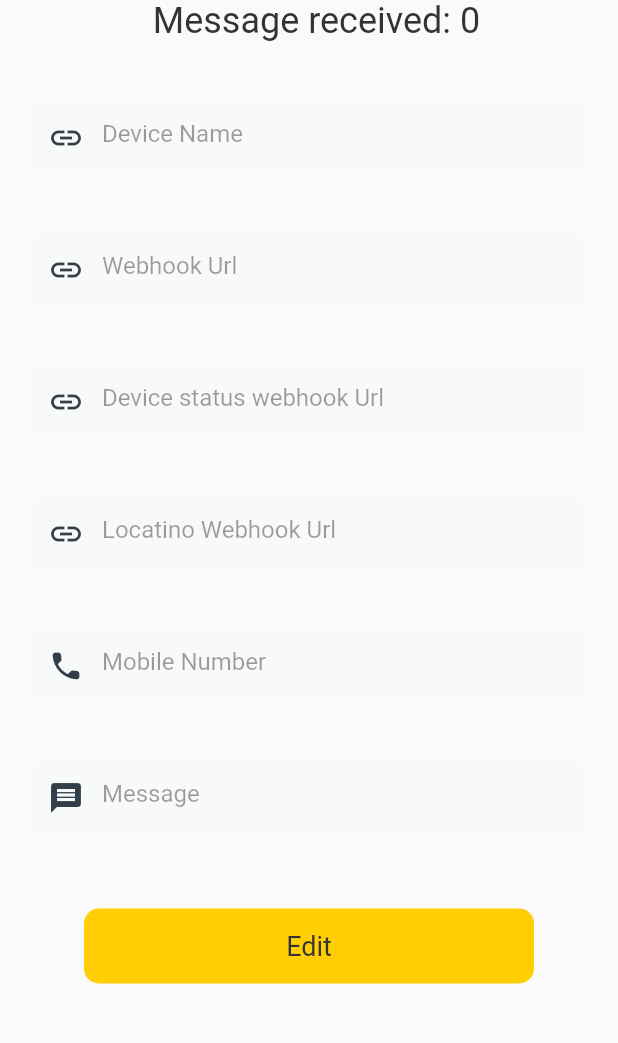
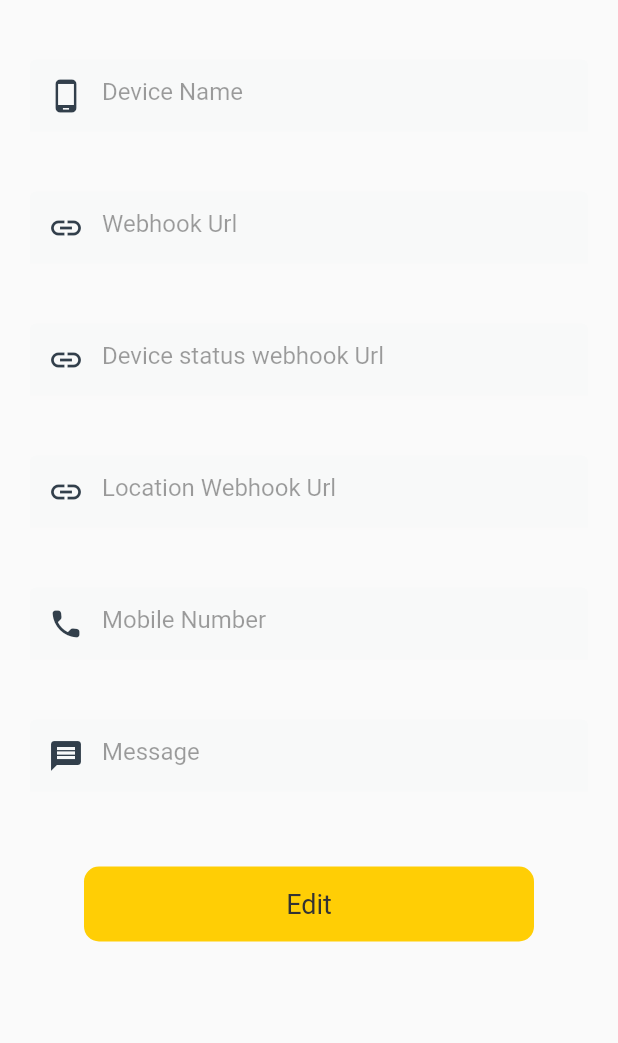
Before and after one commit to Risanshita/momtautomation, a Flutter app: the screen it shows after launch, after a tap on "Edit", after a tap on "Save", on a phone screen of 412 x 824 dp, the part 164-1207 px from its top. Run offline on Flutter 3.47's test engine with Material 2 defaults, Android fonts, the phone set to English and light mode, and no system bars; our stand-ins replace flutter_local_notifications, geolocator, shared_preferences; missing offline and left inert: battery_info, flutter_background_service, flutter_background_service_android, telephony; Roboto replaces fonts that are missing (Rubik Medium, Rubik Regular).

Commit message:
Location issue fix

```diff
--- a/lib/main.dart
+++ b/lib/main.dart
@@ -11,39 +11,24 @@ import 'package:http/http.dart' as http;
 // Import package
 import 'package:geolocator/geolocator.dart';
 import 'package:battery_info/battery_info_plugin.dart';
-import 'package:workmanager/workmanager.dart';
 
 // import 'package:device_info_plus/device_info_plus.dart';
 import 'package:flutter_background_service/flutter_background_service.dart';
 import 'package:flutter_background_service_android/flutter_background_service_android.dart';
 import 'package:flutter_local_notifications/flutter_local_notifications.dart';
 
-void callbackDispatcher() {
-  Workmanager().executeTask((task, inputData) async {
-    if (kDebugMode) {
-      print("Task EXECUTED");
-    }
-    int? totalExecutions;
-    final sharedPreference =
-        await SharedPreferences.getInstance(); //Initialize dependency
+//Constant name
+const notificationChannelId = 'localnotification_channel_id';
+const notificationChannelName = 'MOMT FOREGROUND SERVICE';
 
-    try {
-      //add code execution
-      totalExecutions = sharedPreference.getInt("totalExecutions");
-      sharedPreference.setInt(
-          "totalExecutions", totalExecutions == null ? 1 : totalExecutions + 1);
-      if (kDebugMode) {
-        print("TotalExecutoin $totalExecutions");
-      }
-    } catch (err) {
-      if (kDebugMode) {
-        print(err.toString());
-      }
-    }
+const deviceNameLSKey = 'DeviceName';
+const locationWebhookUrlLSKey = 'LocationWebhookUrl';
+const deviceInfoWebhookUrlLSKey = 'DeviceInfoWebhookUrl';
+const incomingSmsWebhookUrlLSKey = 'IncomingSMSWebhookUrl';
+const replyPhoneNumberLSKey = 'ReplyPhoneNumber';
+const replyMessageLSKey = 'ReplyMessage';
 
-    return Future.value(true);
-  });
-}
+const notificationId = 888;
 
 void main() async {
   WidgetsFlutterBinding.ensureInitialized();
@@ -90,8 +75,8 @@ Future determinePosition() async {
   String locationWebhookUrl = "";
   try {
     final prefs = await SharedPreferences.getInstance();
-    deviceName = prefs.getString('DeviceName');
-    locationWebhookUrl = prefs.getString('LocationWebhookUrl') ?? "";
+    deviceName = prefs.getString(deviceNameLSKey);
+    locationWebhookUrl = prefs.getString(locationWebhookUrlLSKey) ?? "";
     if (locationWebhookUrl == "") return;
   } catch (e) {
     if (kDebugMode) {
@@ -109,7 +94,7 @@ Future determinePosition() async {
   }
 
   permission = await Geolocator.checkPermission();
-  if (permission == LocationPermission.denied) {
+  if (permission == LocationPermission.denied || !serviceEnabled) {
     permission = await Geolocator.requestPermission();
     if (permission == LocationPermission.denied) {
       // Permissions are denied, next time you could try
@@ -140,7 +125,8 @@ Future determinePosition() async {
 
   var uri = Uri.parse(locationWebhookUrl);
 
-  await http.post(uri, body: str);
+  await http
+      .post(uri, body: str, headers: {'content-type': 'application/json'});
 }
 
 Future getBatteryInfo() async {
@@ -150,8 +136,8 @@ Future getBatteryInfo() async {
   String deviceInfoWebhookUrl = "";
   try {
     final prefs = await SharedPreferences.getInstance();
-    deviceName = prefs.getString('DeviceName');
-    deviceInfoWebhookUrl = prefs.getString('DeviceInfoWebhookUrl') ?? "";
+    deviceName = prefs.getString(deviceNameLSKey);
+    deviceInfoWebhookUrl = prefs.getString(deviceInfoWebhookUrlLSKey) ?? "";
     if (deviceInfoWebhookUrl == "") return;
   } catch (e) {
     if (kDebugMode) {
@@ -197,7 +183,8 @@ Future getBatteryInfo() async {
   }
   var uri = Uri.parse(deviceInfoWebhookUrl);
 
-  await http.post(uri, body: str);
+  await http
+      .post(uri, body: str, headers: {'content-type': 'application/json'});
 }
 
 onSmsRecieved(SmsMessage message) async {
@@ -208,12 +195,12 @@ onSmsRecieved(SmsMessage message) async {
     var url = "";
     try {
       final prefs = await SharedPreferences.getInstance();
-      url = prefs.getString('WebhookUrl') ?? "";
+      url = prefs.getString(incomingSmsWebhookUrlLSKey) ?? "";
       if (url == "") return;
 
-      replyNumber = prefs.getString('ReplyNumber');
-      replyMessage = prefs.getString('ReplyMessage');
-      var deviceName = prefs.getString('DeviceName');
+      replyNumber = prefs.getString(replyPhoneNumberLSKey);
+      replyMessage = prefs.getString(replyMessageLSKey);
+      var deviceName = prefs.getString(deviceNameLSKey);
       var obj = {
         "id": message.id.toString(),
         "address": message.address.toString(),
@@ -237,7 +224,8 @@ onSmsRecieved(SmsMessage message) async {
     }
     var uri = Uri.parse(url);
 
-    await http.post(uri, body: str);
+    await http
+        .post(uri, body: str, headers: {'content-type': 'application/json'});
   } catch (e) {
     if (kDebugMode) {
       print(e);
@@ -284,35 +272,35 @@ class _MyHomePageState extends State<MyHomePage> {
   String _replyMessage = "";
   String _replyNumber = "";
   String _deviceName = "";
-  int? _totalExecutions;
-  final telephony = Telephony.instance;
 
   @override
   void initState() {
     super.initState();
     // You should make sure call to instance is made every time
     // app comes to foreground
-
-    telephony.requestPhoneAndSmsPermissions.then((value) {
+    Telephony.instance.requestPhoneAndSmsPermissions.then((value) {
       if (value == true) {
-        telephony.listenIncomingSms(
+        Telephony.instance.listenIncomingSms(
           onNewMessage: onSmsRecieved,
           onBackgroundMessage: onSmsRecieved,
           listenInBackground: true,
         );
       }
+      Geolocator.requestPermission().then((value) {
+        if (kDebugMode) {
+          print("Geolocator Permission:$value");
+        }
+      });
     });
+
     SharedPreferences.getInstance().then((prefs) {
-      var url = prefs.getString('WebhookUrl');
-      var deviceInfoUrl = prefs.getString('DeviceInfoUrl');
-      var locationInfoUrl = prefs.getString('LocationInfoUrl');
-      var replyNumber = prefs.getString('ReplyNumber');
-      var replyMessage = prefs.getString('ReplyMessage');
-      var deviceName = prefs.getString('DeviceName');
+      var url = prefs.getString(incomingSmsWebhookUrlLSKey);
+      var deviceInfoUrl = prefs.getString(deviceInfoWebhookUrlLSKey);
+      var locationInfoUrl = prefs.getString(incomingSmsWebhookUrlLSKey);
+      var replyNumber = prefs.getString(replyPhoneNumberLSKey);
+      var replyMessage = prefs.getString(replyMessageLSKey);
+      var deviceName = prefs.getString(deviceNameLSKey);
 
-      setState(() {
-        _totalExecutions = prefs.getInt("totalExecutions");
-      });
       _controllerWebhookUrl.value = TextEditingValue(text: url ?? "");
       _controllerDeviceInfoUrl.value =
           TextEditingValue(text: deviceInfoUrl ?? "");
@@ -321,7 +309,7 @@ class _MyHomePageState extends State<MyHomePage> {
       _controllerReplyNumber.value = TextEditingValue(text: replyNumber ?? "");
       _controllerReplyMessage.value =
           TextEditingValue(text: replyMessage ?? "");
-
+      _controllerDeviceName.value = TextEditingValue(text: deviceName ?? "");
       setState(() {
         _webhookUrl = url ?? "";
         _replyMessage = replyMessage ?? "";
@@ -332,25 +320,6 @@ class _MyHomePageState extends State<MyHomePage> {
       });
     });
   }
-
-  // getApiData() async {
-  //   try {
-  //     var uri = Uri.parse("http://10.0.2.2:5224/api/weatherforecast");
-  //     var response = await http.get(uri);
-  //     var data = response.body;
-
-  //     var res = json.decode(response.body);
-  //     var ob = (res as Iterable<dynamic>)
-  //         .map(
-  //           (dynamic jsonObject) =>
-  //               WeatherForecast.fromMap(jsonObject as Map<String, dynamic>),
-  //         )
-  //         .toList();
-  //     print(ob);
-  //   } catch (e) {
-  //     print(e);
-  //   }
-  // }
 
   @override
   Widget build(BuildContext context) {
@@ -384,14 +353,6 @@ class _MyHomePageState extends State<MyHomePage> {
                           fontSize: 16,
                           fontFamily: "Rubik Medium",
                           color: Color(0xFFffce05),
-                        ),
-                      ),
-                      Text(
-                        ("Message received: ${_totalExecutions ?? 0}"),
-                        style: const TextStyle(
-                          fontSize: 24,
-                          fontFamily: "Rubik Medium",
-                          color: Color(0xff333333),
                         ),
                       ),
                     ],
@@ -429,7 +390,7 @@ class _MyHomePageState extends State<MyHomePage> {
                         ),
                       ),
                       prefixIcon: const Icon(
-                        Icons.link,
+                        Icons.phone_android,
                         color: Color(0xff323f4b),
                       )),
                 ),
@@ -521,7 +482,7 @@ class _MyHomePageState extends State<MyHomePage> {
                     });
                   },
                   decoration: InputDecoration(
-                      hintText: "Locatino Webhook Url",
+                      hintText: "Location Webhook Url",
                       fillColor: const Color(0xfff8f9f9),
                       filled: true,
                       focusedBorder: OutlineInputBorder(
@@ -618,12 +579,14 @@ class _MyHomePageState extends State<MyHomePage> {
                 onTap: () {
                   if (_isTextFieldEnable) {
                     SharedPreferences.getInstance().then((prefs) {
-                      prefs.setString('WebhookUrl', _webhookUrl);
-                      prefs.setString('ReplyNumber', _replyNumber);
-                      prefs.setString('ReplyMessage', _replyMessage);
-                      prefs.setString('DeviceName', _deviceName);
-                      prefs.setString('LocationWebhookUrl', _locationInfoUrl);
-                      prefs.setString('DeviceInfoWebhookUrl', _deviceInfoUrl);
+                      prefs.setString(incomingSmsWebhookUrlLSKey, _webhookUrl);
+                      prefs.setString(replyPhoneNumberLSKey, _replyNumber);
+                      prefs.setString(replyMessageLSKey, _replyMessage);
+                      prefs.setString(deviceNameLSKey, _deviceName);
+                      prefs.setString(
+                          locationWebhookUrlLSKey, _locationInfoUrl);
+                      prefs.setString(
+                          deviceInfoWebhookUrlLSKey, _deviceInfoUrl);
                     });
                   }
                   setState(() {
@@ -658,11 +621,7 @@ class _MyHomePageState extends State<MyHomePage> {
 
 //Background service
 
-const notificationChannelId = 'localnotification_channel_id';
-const notificationChannelName = 'MOMT FOREGROUND SERVICE';
-
 // this will be used for notification id, So you can update your custom notification with this id.
-const notificationId = 888;
 
 Future<void> initializeService() async {
   final service = FlutterBackgroundService();
@@ -702,9 +661,9 @@ Future<void> initializeService() async {
       isForegroundMode: true,
 
       notificationChannelId: notificationChannelId,
-      initialNotificationTitle: 'AWESOME SERVICE',
+      initialNotificationTitle: 'MOMT SERVICE',
       initialNotificationContent: 'Initializing',
-      foregroundServiceNotificationId: 888,
+      foregroundServiceNotificationId: notificationId,
     ),
     iosConfiguration: IosConfiguration(
       // auto start service
@@ -766,13 +725,13 @@ void onStart(ServiceInstance service) async {
   });
 
   // bring to foreground
-  Timer.periodic(const Duration(minutes: 1), (timer) async {
+  Timer.periodic(const Duration(seconds: 10), (timer) async {
     if (service is AndroidServiceInstance) {
       if (await service.isForegroundService()) {
         /// OPTIONAL for use custom notification
         /// the notification id must be equals with AndroidConfiguration when you call configure() method.
         flutterLocalNotificationsPlugin.show(
-          888,
+          notificationId,
           'MOMT Automation App running',
           // ' ${DateTime.now()}',
           '',
@@ -796,6 +755,16 @@ void onStart(ServiceInstance service) async {
 
     getBatteryInfo();
     determinePosition();
+
+    // Telephony.instance.requestPhoneAndSmsPermissions.then((value) {
+    //   if (value == true) {
+    //     Telephony.instance.listenIncomingSms(
+    //       onNewMessage: onSmsRecieved,
+    //       onBackgroundMessage: onSmsRecieved,
+    //       listenInBackground: true,
+    //     );
+    //   }
+    // });
 
     /// you can see this log in logcat
     // print('FLUTTER BACKGROUND SERVICE: ${DateTime.now()}');
```
Also changed, not shown: 1 other file.
